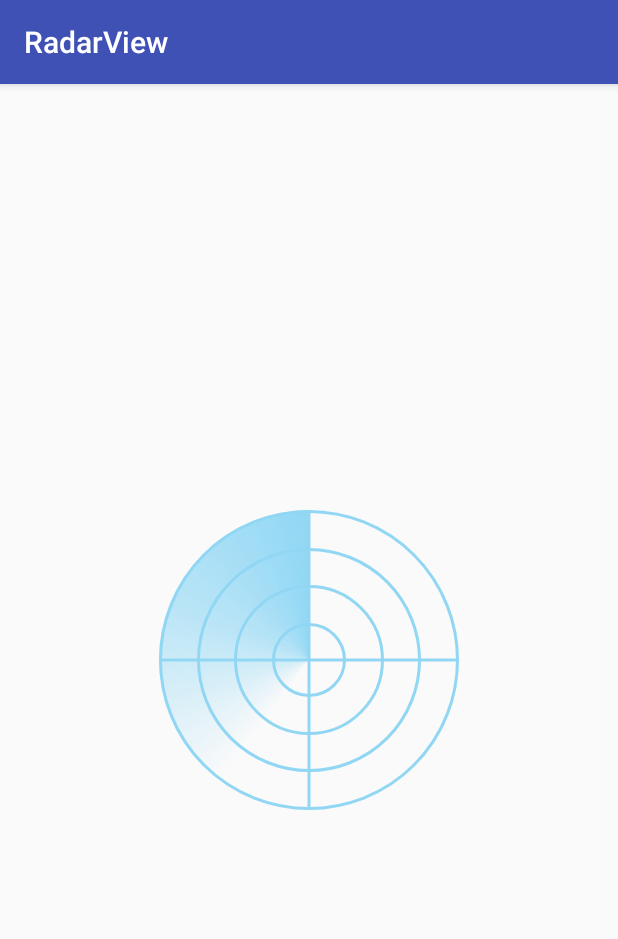
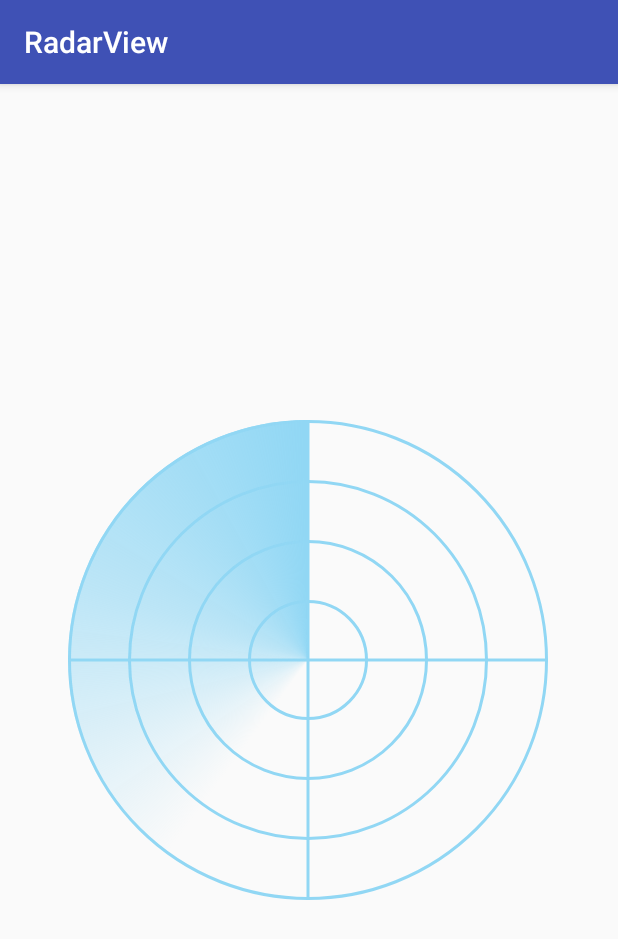
Before and after one commit to catchpig/RadarView, an Android app: the screen it shows after launch (MainActivity), on a phone screen of 412 x 824 dp. Shown: the top 939 px of the screen. Run offline under Robolectric (Android 15) with nearby library versions, the phone set to English and light mode, and no system bars.

Commit message:
修改文档版本号

```diff
--- a/app/src/main/res/layout/activity_main.xml
+++ b/app/src/main/res/layout/activity_main.xml
@@ -8,8 +8,8 @@
 
     <zhuazhu.radar.view.RadarView
         android:id="@+id/radar"
-        android:layout_width="200dp"
-        android:layout_height="200dp"
+        android:layout_width="350dp"
+        android:layout_height="320dp"
         app:line_color="@color/c_91d7f4"
         app:circle_color="@color/c_91d7f4"
         app:sweep_color="@color/c_91d7f4"
```
Also changed, not shown: 1 other file.
